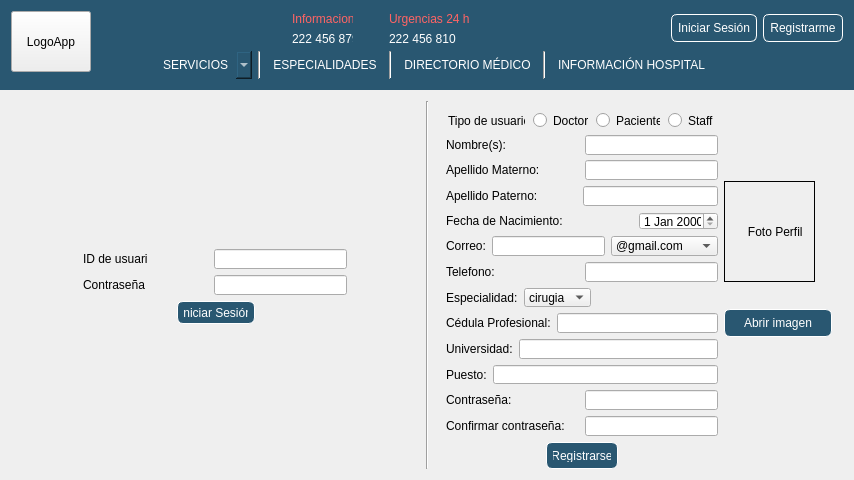
Qt form mainwindow.ui (Laloses/Hospital) before a commit.
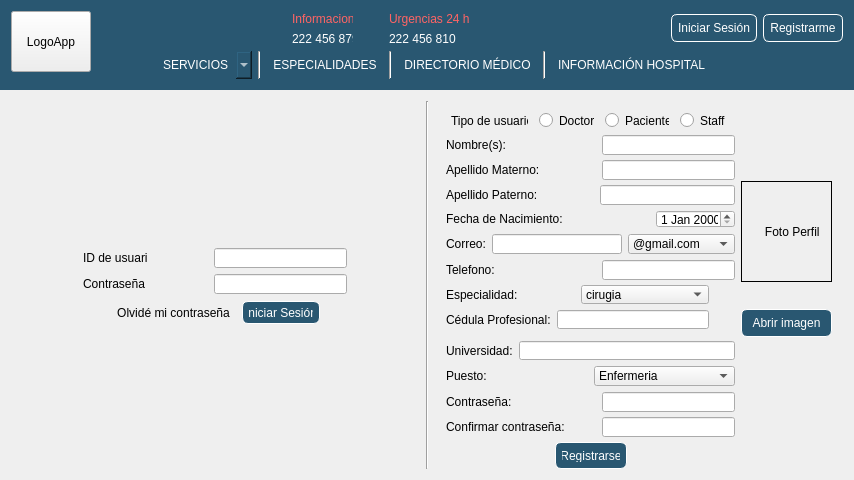
The same form after that commit.

Patch:
```diff
--- a/mainwindow.ui
+++ b/mainwindow.ui
@@ -67,7 +67,6 @@
 	color: rgb(255, 255, 255);
 }
 #pushButton_login, #pushButton_registro{
-	background:linear-gradient(to bottom, #ffffff 5%, #f6f6f6 100%);
 	background-color: rgb(41, 87, 113);
 	border-radius:6px;
 	border:1px solid #fff;
@@ -84,7 +83,6 @@
 	color: rgb(255, 255, 255);
 }
 QComboBox, #pushButton_especialidades, #pushButton__dirMedico, #pushButton_infoHospital{
-	background:linear-gradient(to bottom, #ffffff 5%, #f6f6f6 100%);
 	background-color: rgb(41, 87, 113);
 	border-radius:6px;
 	color:#fff;
@@ -417,23 +415,7 @@
       </widget>
       <widget class="QWidget" name="page_login">
        <property name="styleSheet">
-        <string notr="true">QPushButton{
-	background:linear-gradient(to bottom, #ffffff 5%, #f6f6f6 100%);
-	background-color: rgb(41, 87, 113);
-	border-radius:6px;
-	border:1px solid #fff;
-	color:#fff;
-	padding:6px;
-	text-decoration:none;
-}
-QPushButton:hover{
-	background: rgb(111, 157, 183);
-	color: rgb(0, 0, 0);
-}
-QPushButton:focus{
-	background: rgb(51, 97, 123);
-	color: rgb(255, 255, 255);
-}</string>
+        <string notr="true"/>
        </property>
        <layout class="QGridLayout" name="gridLayout_6">
         <item row="0" column="0">
@@ -444,6 +426,32 @@
             <height>371</height>
            </size>
           </property>
+          <property name="styleSheet">
+           <string notr="true">#pushButton_iniciarSesion{
+	background-color: rgb(41, 87, 113);
+	border-radius:6px;
+	border:1px solid #fff;
+	color:#fff;
+	padding:6px;
+	text-decoration:none;
+}
+#pushButton_iniciarSesion:hover{
+	background: rgb(111, 157, 183);
+	color: rgb(0, 0, 0);
+}
+#pushButton_iniciarSesion:focus{
+	background: rgb(51, 97, 123);
+	color: rgb(255, 255, 255);
+}
+#pushButton_forgotPass{
+	border-radius:6px;
+	padding:6px;
+	text-decoration:none;
+}
+#pushButton_forgotPass:hover{
+	color: rgb(111, 157, 183);
+}</string>
+          </property>
           <layout class="QGridLayout" name="gridLayout_4">
            <item row="0" column="0">
             <spacer name="verticalSpacer_3">
@@ -527,6 +535,13 @@
                </property>
               </spacer>
              </item>
+             <item>
+              <widget class="QPushButton" name="pushButton_forgotPass">
+               <property name="text">
+                <string>Olvidé mi contraseña</string>
+               </property>
+              </widget>
+             </item>
              <item>
               <widget class="QPushButton" name="pushButton_iniciarSesion">
                <property name="minimumSize">
@@ -595,6 +610,22 @@
           <property name="styleSheet">
            <string notr="true">#label_imgPerfil{
 	border:1px solid rgb(0, 0, 0);
+}
+QPushButton{
+	background-color: rgb(41, 87, 113);
+	border-radius:6px;
+	border:1px solid #fff;
+	color:#fff;
+	padding:6px;
+	text-decoration:none;
+}
+QPushButton:hover{
+	background: rgb(111, 157, 183);
+	color: rgb(0, 0, 0);
+}
+QPushButton:focus{
+	background: rgb(51, 97, 123);
+	color: rgb(255, 255, 255);
 }</string>
           </property>
           <property name="currentIndex">
@@ -677,6 +708,224 @@
           </widget>
           <widget class="QWidget" name="page_registro">
            <layout class="QGridLayout" name="gridLayout_7">
+            <item row="3" column="2" rowspan="9">
+             <layout class="QVBoxLayout" name="verticalLayout_3">
+              <item>
+               <widget class="QLabel" name="label_imgPerfil">
+                <property name="minimumSize">
+                 <size>
+                  <width>91</width>
+                  <height>101</height>
+                 </size>
+                </property>
+                <property name="maximumSize">
+                 <size>
+                  <width>91</width>
+                  <height>101</height>
+                 </size>
+                </property>
+                <property name="text">
+                 <string>      Foto Perfil</string>
+                </property>
+               </widget>
+              </item>
+              <item>
+               <widget class="QPushButton" name="pushButton_imgPerfil">
+                <property name="text">
+                 <string>Abrir imagen</string>
+                </property>
+               </widget>
+              </item>
+             </layout>
+            </item>
+            <item row="8" column="0">
+             <layout class="QHBoxLayout" name="horizontalLayout_15">
+              <item>
+               <widget class="QLabel" name="label_especiDoc">
+                <property name="minimumSize">
+                 <size>
+                  <width>58</width>
+                  <height>20</height>
+                 </size>
+                </property>
+                <property name="text">
+                 <string>Especialidad:</string>
+                </property>
+               </widget>
+              </item>
+              <item>
+               <widget class="QComboBox" name="comboBox_especiDoc">
+                <item>
+                 <property name="text">
+                  <string>cirugia</string>
+                 </property>
+                </item>
+               </widget>
+              </item>
+             </layout>
+            </item>
+            <item row="11" column="0" colspan="2">
+             <layout class="QHBoxLayout" name="horizontalLayout_17">
+              <item>
+               <widget class="QLabel" name="label_universidad">
+                <property name="minimumSize">
+                 <size>
+                  <width>60</width>
+                  <height>20</height>
+                 </size>
+                </property>
+                <property name="text">
+                 <string>Universidad:</string>
+                </property>
+               </widget>
+              </item>
+              <item>
+               <widget class="QLineEdit" name="lineEdit_universidad"/>
+              </item>
+             </layout>
+            </item>
+            <item row="3" column="0" colspan="2">
+             <layout class="QHBoxLayout" name="horizontalLayout_7">
+              <item>
+               <widget class="QLabel" name="label_apeMaterno">
+                <property name="text">
+                 <string>Apellido Materno:</string>
+                </property>
+               </widget>
+              </item>
+              <item>
+               <widget class="QLineEdit" name="lineEdit_apeMaterno">
+                <property name="minimumSize">
+                 <size>
+                  <width>113</width>
+                  <height>20</height>
+                 </size>
+                </property>
+                <property name="maximumSize">
+                 <size>
+                  <width>133</width>
+                  <height>20</height>
+                 </size>
+                </property>
+               </widget>
+              </item>
+             </layout>
+            </item>
+            <item row="13" column="0" colspan="2">
+             <layout class="QHBoxLayout" name="horizontalLayout_12">
+              <item>
+               <widget class="QLabel" name="label_passwordRegistro1">
+                <property name="minimumSize">
+                 <size>
+                  <width>56</width>
+                  <height>20</height>
+                 </size>
+                </property>
+                <property name="text">
+                 <string>Contraseña:</string>
+                </property>
+               </widget>
+              </item>
+              <item>
+               <widget class="QLineEdit" name="lineEdit_password1">
+                <property name="minimumSize">
+                 <size>
+                  <width>133</width>
+                  <height>20</height>
+                 </size>
+                </property>
+                <property name="maximumSize">
+                 <size>
+                  <width>133</width>
+                  <height>20</height>
+                 </size>
+                </property>
+               </widget>
+              </item>
+             </layout>
+            </item>
+            <item row="14" column="0" colspan="2">
+             <layout class="QHBoxLayout" name="horizontalLayout_13">
+              <item>
+               <widget class="QLabel" name="label_passwordRegistro2">
+                <property name="minimumSize">
+                 <size>
+                  <width>104</width>
+                  <height>20</height>
+                 </size>
+                </property>
+                <property name="text">
+                 <string>Confirmar contraseña:</string>
+                </property>
+               </widget>
+              </item>
+              <item>
+               <widget class="QLineEdit" name="lineEdit_passwordRegistro2">
+                <property name="minimumSize">
+                 <size>
+                  <width>133</width>
+                  <height>20</height>
+                 </size>
+                </property>
+                <property name="maximumSize">
+                 <size>
+                  <width>133</width>
+                  <height>20</height>
+                 </size>
+                </property>
+               </widget>
+              </item>
+             </layout>
+            </item>
+            <item row="15" column="0" colspan="2">
+             <layout class="QHBoxLayout" name="horizontalLayout_14">
+              <item>
+               <spacer name="horizontalSpacer_10">
+                <property name="orientation">
+                 <enum>Qt::Horizontal</enum>
+                </property>
+                <property name="sizeHint" stdset="0">
+                 <size>
+                  <width>40</width>
+                  <height>20</height>
+                 </size>
+                </property>
+               </spacer>
+              </item>
+              <item>
+               <widget class="QPushButton" name="pushButton_registrarse">
+                <property name="minimumSize">
+                 <size>
+                  <width>72</width>
+                  <height>27</height>
+                 </size>
+                </property>
+                <property name="maximumSize">
+                 <size>
+                  <width>72</width>
+                  <height>27</height>
+                 </size>
+                </property>
+                <property name="text">
+                 <string>Registrarse</string>
+                </property>
+               </widget>
+              </item>
+              <item>
+               <spacer name="horizontalSpacer_11">
+                <property name="orientation">
+                 <enum>Qt::Horizontal</enum>
+                </property>
+                <property name="sizeHint" stdset="0">
+                 <size>
+                  <width>40</width>
+                  <height>20</height>
+                 </size>
+                </property>
+               </spacer>
+              </item>
+             </layout>
+            </item>
             <item row="0" column="1">
              <spacer name="verticalSpacer_8">
               <property name="orientation">
@@ -712,7 +961,7 @@
                </widget>
               </item>
               <item>
-               <widget class="QRadioButton" name="radioButton">
+               <widget class="QRadioButton" name="radioButton_doc">
                 <property name="minimumSize">
                  <size>
                   <width>55</width>
@@ -731,7 +980,7 @@
                </widget>
               </item>
               <item>
-               <widget class="QRadioButton" name="radioButton_2">
+               <widget class="QRadioButton" name="radioButton_paciente">
                 <property name="minimumSize">
                  <size>
                   <width>64</width>
@@ -750,7 +999,7 @@
                </widget>
               </item>
               <item>
-               <widget class="QRadioButton" name="radioButton_3">
+               <widget class="QRadioButton" name="radioButton_staff">
                 <property name="minimumSize">
                  <size>
                   <width>47</width>
@@ -803,119 +1052,28 @@
               </item>
              </layout>
             </item>
-            <item row="3" column="0" colspan="2">
-             <layout class="QHBoxLayout" name="horizontalLayout_7">
+            <item row="12" column="0" colspan="2">
+             <layout class="QHBoxLayout" name="horizontalLayout_18">
               <item>
-               <widget class="QLabel" name="label_apeMaterno">
-                <property name="text">
-                 <string>Apellido Materno:</string>
-                </property>
-               </widget>
-              </item>
-              <item>
-               <widget class="QLineEdit" name="lineEdit_apeMaterno">
+               <widget class="QLabel" name="label_puesto">
                 <property name="minimumSize">
                  <size>
-                  <width>113</width>
+                  <width>37</width>
                   <height>20</height>
                  </size>
                 </property>
-                <property name="maximumSize">
-                 <size>
-                  <width>133</width>
-                  <height>20</height>
-                 </size>
-                </property>
-               </widget>
-              </item>
-             </layout>
-            </item>
-            <item row="3" column="2" rowspan="8">
-             <layout class="QVBoxLayout" name="verticalLayout_3">
-              <item>
-               <widget class="QLabel" name="label_imgPerfil">
-                <property name="minimumSize">
-                 <size>
-                  <width>91</width>
-                  <height>101</height>
-                 </size>
-                </property>
-                <property name="maximumSize">
-                 <size>
-                  <width>91</width>
-                  <height>101</height>
-                 </size>
-                </property>
                 <property name="text">
-                 <string>      Foto Perfil</string>
+                 <string>Puesto:</string>
                 </property>
                </widget>
               </item>
               <item>
-               <widget class="QPushButton" name="pushButton_imgPerfil">
-                <property name="text">
-                 <string>Abrir imagen</string>
-                </property>
-               </widget>
-              </item>
-             </layout>
-            </item>
-            <item row="4" column="0" colspan="2">
-             <layout class="QHBoxLayout" name="horizontalLayout_8">
-              <item>
-               <widget class="QLabel" name="label_apePaterno">
-                <property name="text">
-                 <string>Apellido Paterno:</string>
-                </property>
-               </widget>
-              </item>
-              <item>
-               <widget class="QLineEdit" name="lineEdit_apePaterno">
-                <property name="minimumSize">
-                 <size>
-                  <width>113</width>
-                  <height>20</height>
-                 </size>
-                </property>
-                <property name="maximumSize">
-                 <size>
-                  <width>135</width>
-                  <height>20</height>
-                 </size>
-                </property>
-               </widget>
-              </item>
-             </layout>
-            </item>
-            <item row="5" column="0" colspan="2">
-             <layout class="QHBoxLayout" name="horizontalLayout_9">
-              <item>
-               <widget class="QLabel" name="label_fNacimiento">
-                <property name="minimumSize">
-                 <size>
-                  <width>99</width>
-                  <height>18</height>
-                 </size>
-                </property>
-                <property name="text">
-                 <string>Fecha de Nacimiento:</string>
-                </property>
-               </widget>
-              </item>
-              <item>
-               <widget class="QDateEdit" name="dateEdit_fNacimiento">
-                <property name="minimumSize">
-                 <size>
-                  <width>79</width>
-                  <height>18</height>
-                 </size>
-                </property>
-                <property name="maximumSize">
-                 <size>
-                  <width>79</width>
-                  <height>18</height>
-                 </size>
-                </property>
+               <widget class="QComboBox" name="comboBox_puesto">
+                <item>
+                 <property name="text">
+                  <string>Enfermeria</string>
+                 </property>
+                </item>
                </widget>
               </item>
              </layout>
@@ -994,6 +1152,33 @@
               </item>
              </layout>
             </item>
+            <item row="4" column="0" colspan="2">
+             <layout class="QHBoxLayout" name="horizontalLayout_8">
+              <item>
+               <widget class="QLabel" name="label_apePaterno">
+                <property name="text">
+                 <string>Apellido Paterno:</string>
+                </property>
+               </widget>
+              </item>
+              <item>
+               <widget class="QLineEdit" name="lineEdit_apePaterno">
+                <property name="minimumSize">
+                 <size>
+                  <width>113</width>
+                  <height>20</height>
+                 </size>
+                </property>
+                <property name="maximumSize">
+                 <size>
+                  <width>135</width>
+                  <height>20</height>
+                 </size>
+                </property>
+               </widget>
+              </item>
+             </layout>
+            </item>
             <item row="7" column="0" colspan="2">
              <layout class="QHBoxLayout" name="horizontalLayout_11">
               <item>
@@ -1027,36 +1212,56 @@
               </item>
              </layout>
             </item>
-            <item row="8" column="0">
-             <layout class="QHBoxLayout" name="horizontalLayout_15">
+            <item row="16" column="1">
+             <spacer name="verticalSpacer_7">
+              <property name="orientation">
+               <enum>Qt::Vertical</enum>
+              </property>
+              <property name="sizeHint" stdset="0">
+               <size>
+                <width>20</width>
+                <height>17</height>
+               </size>
+              </property>
+             </spacer>
+            </item>
+            <item row="5" column="0" colspan="2">
+             <layout class="QHBoxLayout" name="horizontalLayout_9">
               <item>
-               <widget class="QLabel" name="label_especiDoc">
+               <widget class="QLabel" name="label_fNacimiento">
                 <property name="minimumSize">
                  <size>
-                  <width>58</width>
-                  <height>20</height>
+                  <width>99</width>
+                  <height>18</height>
                  </size>
                 </property>
                 <property name="text">
-                 <string>Especialidad:</string>
+                 <string>Fecha de Nacimiento:</string>
                 </property>
                </widget>
               </item>
               <item>
-               <widget class="QComboBox" name="comboBox_especiDoc">
-                <item>
-                 <property name="text">
-                  <string>cirugia</string>
-                 </property>
-                </item>
+               <widget class="QDateEdit" name="dateEdit_fNacimiento">
+                <property name="minimumSize">
+                 <size>
+                  <width>79</width>
+                  <height>18</height>
+                 </size>
+                </property>
+                <property name="maximumSize">
+                 <size>
+                  <width>79</width>
+                  <height>18</height>
+                 </size>
+                </property>
                </widget>
               </item>
              </layout>
             </item>
-            <item row="9" column="0" colspan="2">
+            <item row="9" column="0">
              <layout class="QHBoxLayout" name="horizontalLayout_16">
               <item>
-               <widget class="QLabel" name="label">
+               <widget class="QLabel" name="label_cedula">
                 <property name="minimumSize">
                  <size>
                   <width>93</width>
@@ -1073,174 +1278,6 @@
               </item>
              </layout>
             </item>
-            <item row="10" column="0" colspan="2">
-             <layout class="QHBoxLayout" name="horizontalLayout_17">
-              <item>
-               <widget class="QLabel" name="label_2">
-                <property name="minimumSize">
-                 <size>
-                  <width>60</width>
-                  <height>20</height>
-                 </size>
-                </property>
-                <property name="text">
-                 <string>Universidad:</string>
-                </property>
-               </widget>
-              </item>
-              <item>
-               <widget class="QLineEdit" name="lineEdit_universidad"/>
-              </item>
-             </layout>
-            </item>
-            <item row="11" column="0" colspan="2">
-             <layout class="QHBoxLayout" name="horizontalLayout_18">
-              <item>
-               <widget class="QLabel" name="label_3">
-                <property name="minimumSize">
-                 <size>
-                  <width>37</width>
-                  <height>20</height>
-                 </size>
-                </property>
-                <property name="text">
-                 <string>Puesto:</string>
-                </property>
-               </widget>
-              </item>
-              <item>
-               <widget class="QLineEdit" name="lineEdit_Puesto"/>
-              </item>
-             </layout>
-            </item>
-            <item row="12" column="0" colspan="2">
-             <layout class="QHBoxLayout" name="horizontalLayout_12">
-              <item>
-               <widget class="QLabel" name="label_passwordRegistro1">
-                <property name="minimumSize">
-                 <size>
-                  <width>56</width>
-                  <height>20</height>
-                 </size>
-                </property>
-                <property name="text">
-                 <string>Contraseña:</string>
-                </property>
-               </widget>
-              </item>
-              <item>
-               <widget class="QLineEdit" name="lineEdit_password1">
-                <property name="minimumSize">
-                 <size>
-                  <width>133</width>
-                  <height>20</height>
-                 </size>
-                </property>
-                <property name="maximumSize">
-                 <size>
-                  <width>133</width>
-                  <height>20</height>
-                 </size>
-                </property>
-               </widget>
-              </item>
-             </layout>
-            </item>
-            <item row="13" column="0" colspan="2">
-             <layout class="QHBoxLayout" name="horizontalLayout_13">
-              <item>
-               <widget class="QLabel" name="label_passwordRegistro2">
-                <property name="minimumSize">
-                 <size>
-                  <width>104</width>
-                  <height>20</height>
-                 </size>
-                </property>
-                <property name="text">
-                 <string>Confirmar contraseña:</string>
-                </property>
-               </widget>
-              </item>
-              <item>
-               <widget class="QLineEdit" name="lineEdit_passwordRegistro2">
-                <property name="minimumSize">
-                 <size>
-                  <width>133</width>
-                  <height>20</height>
-                 </size>
-                </property>
-                <property name="maximumSize">
-                 <size>
-                  <width>133</width>
-                  <height>20</height>
-                 </size>
-                </property>
-               </widget>
-              </item>
-             </layout>
-            </item>
-            <item row="14" column="0" colspan="2">
-             <layout class="QHBoxLayout" name="horizontalLayout_14">
-              <item>
-               <spacer name="horizontalSpacer_10">
-                <property name="orientation">
-                 <enum>Qt::Horizontal</enum>
-                </property>
-                <property name="sizeHint" stdset="0">
-                 <size>
-                  <width>40</width>
-                  <height>20</height>
-                 </size>
-                </property>
-               </spacer>
-              </item>
-              <item>
-               <widget class="QPushButton" name="pushButton_registrarse">
-                <property name="minimumSize">
-                 <size>
-                  <width>72</width>
-                  <height>27</height>
-                 </size>
-                </property>
-                <property name="maximumSize">
-                 <size>
-                  <width>72</width>
-                  <height>27</height>
-                 </size>
-                </property>
-                <property name="text">
-                 <string>Registrarse</string>
-                </property>
-               </widget>
-              </item>
-              <item>
-               <spacer name="horizontalSpacer_11">
-                <property name="orientation">
-                 <enum>Qt::Horizontal</enum>
-                </property>
-                <property name="sizeHint" stdset="0">
-                 <size>
-                  <width>40</width>
-                  <height>20</height>
-                 </size>
-                </property>
-               </spacer>
-              </item>
-             </layout>
-            </item>
-            <item row="15" column="1">
-             <spacer name="verticalSpacer_7">
-              <property name="orientation">
-               <enum>Qt::Vertical</enum>
-              </property>
-              <property name="sizeHint" stdset="0">
-               <size>
-                <width>20</width>
-                <height>17</height>
-               </size>
-              </property>
-             </spacer>
-            </item>
            </layout>
           </widget>
          </widget>
```
